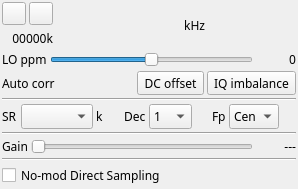
Qt form plugins/samplesource/rtlsdr/rtlsdrgui.ui (f4exb/sdrangel) before a commit.
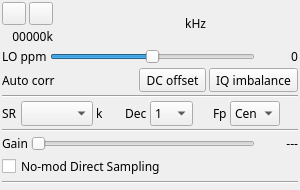
The same form after that commit. Icons and pictures are not drawn. Custom widgets are drawn as their Qt base class.

```diff
--- a/plugins/samplesource/rtlsdr/rtlsdrgui.ui
+++ b/plugins/samplesource/rtlsdr/rtlsdrgui.ui
@@ -6,8 +6,8 @@
    <rect>
     <x>0</x>
     <y>0</y>
-    <width>298</width>
-    <height>189</height>
+    <width>300</width>
+    <height>190</height>
    </rect>
   </property>
   <property name="sizePolicy">
@@ -16,6 +16,12 @@
     <verstretch>0</verstretch>
    </sizepolicy>
   </property>
+  <property name="minimumSize">
+   <size>
+    <width>300</width>
+    <height>190</height>
+   </size>
+  </property>
   <property name="font">
    <font>
     <family>Sans Serif</family>
@@ -456,13 +462,6 @@
      </item>
     </layout>
    </item>
-   <item>
-    <widget class="Line" name="line_2">
-     <property name="orientation">
-      <enum>Qt::Horizontal</enum>
-     </property>
-    </widget>
-   </item>
    <item>
     <layout class="QHBoxLayout" name="horizontalLayout_direct">
      <item>
@@ -490,6 +489,30 @@
      </item>
     </layout>
    </item>
+   <item>
+    <widget class="Line" name="line_2">
+     <property name="orientation">
+      <enum>Qt::Horizontal</enum>
+     </property>
+    </widget>
+   </item>
+   <item>
+    <layout class="QHBoxLayout" name="fillerLayout">
+     <item>
+      <spacer name="filerVerticalSpacer">
+       <property name="orientation">
+        <enum>Qt::Vertical</enum>
+       </property>
+       <property name="sizeHint" stdset="0">
+        <size>
+         <width>20</width>
+         <height>40</height>
+        </size>
+       </property>
+      </spacer>
+     </item>
+    </layout>
+   </item>
   </layout>
  </widget>
  <customwidgets>
```
